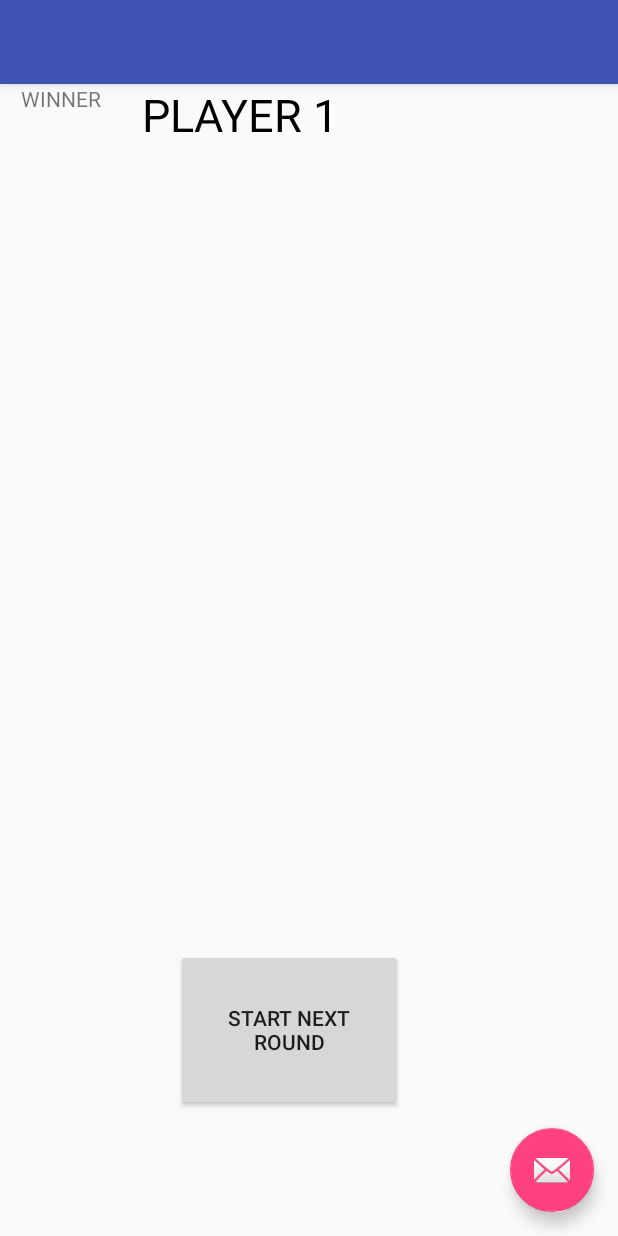
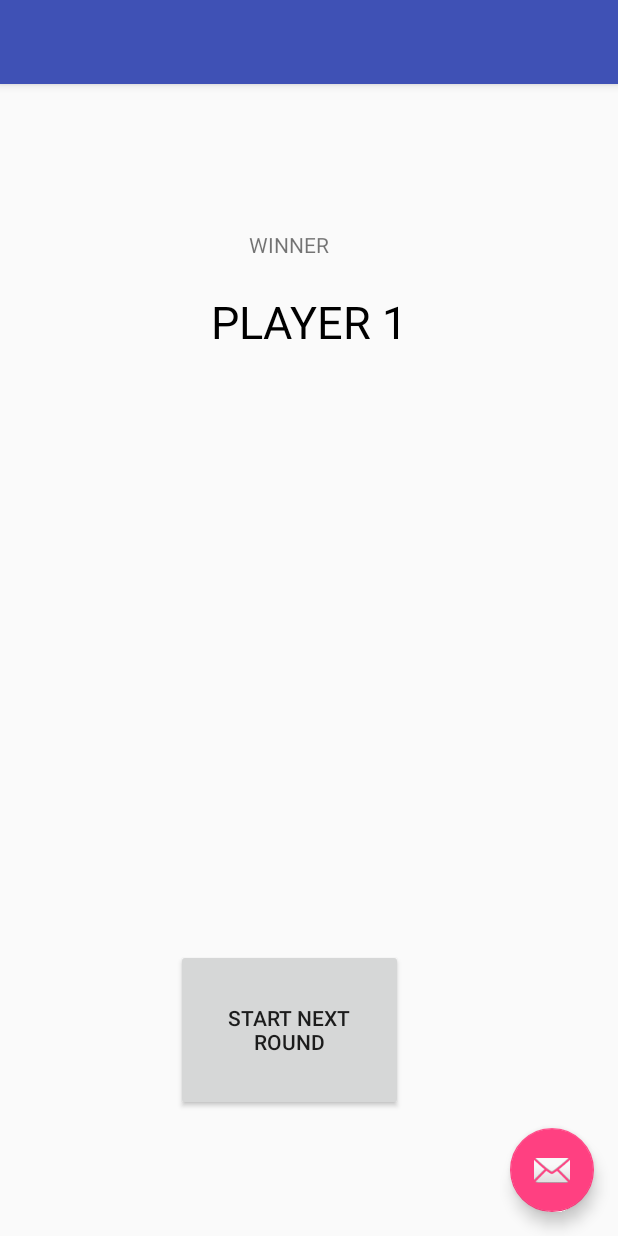
Before and after one commit to its-akshara/Cards-Against_Humanity, an Android app: the LoadingActivity screen opened directly, with no data from a screen before it, on a phone screen of 412 x 824 dp. Run offline under Robolectric (Android 15) with nearby library versions, the phone set to English and light mode, and no system bars; 2 statements that could not run were skipped.

Commit message:
fixed loading UI

```diff
--- a/Frontend/cardsagainsthumanityfrontend/app/src/main/res/layout/content_loading.xml
+++ b/Frontend/cardsagainsthumanityfrontend/app/src/main/res/layout/content_loading.xml
@@ -28,19 +28,28 @@
         android:id="@+id/textView2"
         android:layout_width="81dp"
         android:layout_height="62dp"
+        android:layout_marginEnd="151dp"
+        android:layout_marginStart="152dp"
+        android:layout_marginTop="97dp"
         android:text="WINNER"
         android:textAlignment="center"
-        tools:layout_editor_absoluteX="152dp"
-        tools:layout_editor_absoluteY="208dp" />
+        app:layout_constraintEnd_toEndOf="parent"
+        app:layout_constraintHorizontal_bias="0.0"
+        app:layout_constraintStart_toStartOf="parent"
+        app:layout_constraintTop_toTopOf="parent" />
 
     <TextView
         android:id="@+id/winnerDisplay"
         android:layout_width="320dp"
         android:layout_height="60dp"
+        android:layout_marginEnd="32dp"
+        android:layout_marginStart="32dp"
+        android:layout_marginTop="138dp"
         android:text="PLAYER 1"
         android:textAlignment="center"
         android:textColor="@android:color/background_dark"
         android:textSize="30sp"
-        tools:layout_editor_absoluteX="32dp"
-        tools:layout_editor_absoluteY="138dp" />
+        app:layout_constraintEnd_toEndOf="parent"
+        app:layout_constraintStart_toStartOf="parent"
+        app:layout_constraintTop_toTopOf="parent" />
 </android.support.constraint.ConstraintLayout>
```
